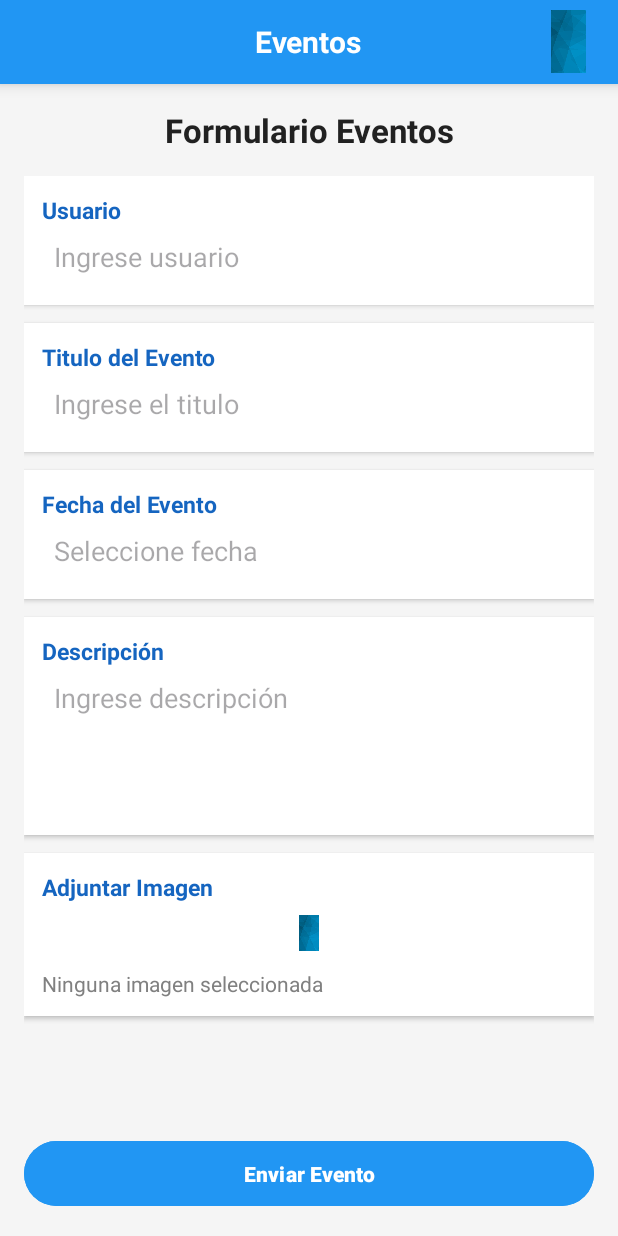
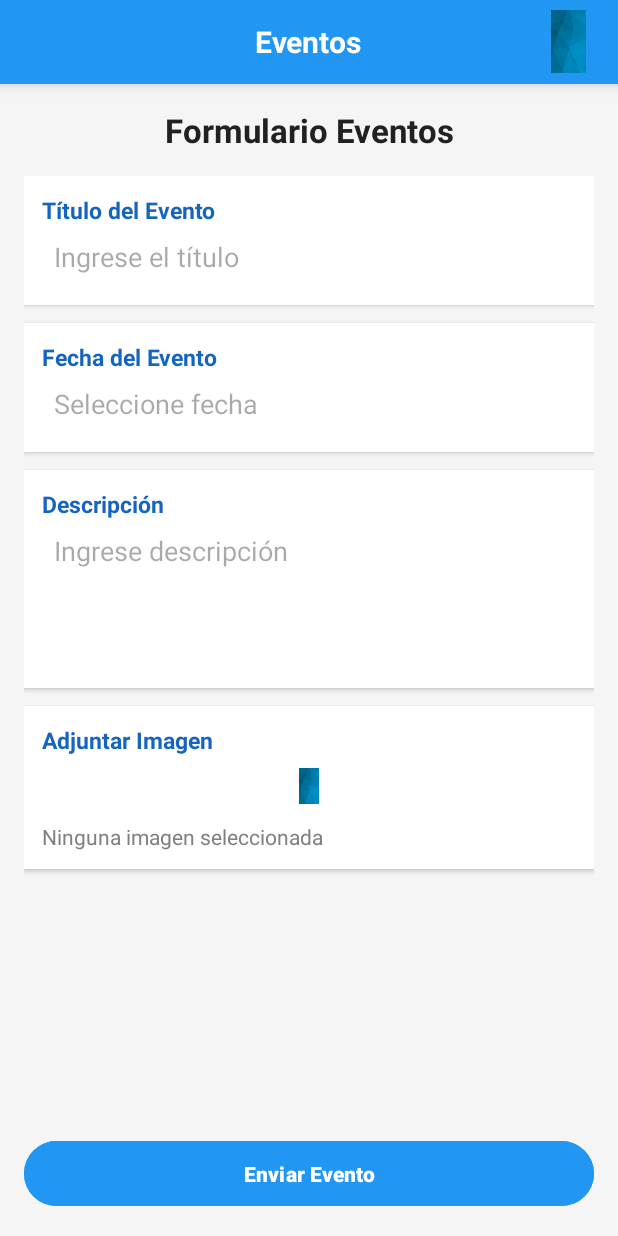
Before and after one commit to sebastianCotaz12/AndroidFinal, an Android app: the layout activity_form_eventos.xml on its own in the app's theme, with its tools: preview values and no code run, on a phone screen of 412 x 824 dp. Run offline under Robolectric (Android 15) with nearby library versions, the phone set to English and light mode, and no system bars.

Commit message:
eventos crear

```diff
--- a/app/src/main/res/layout/activity_form_eventos.xml
+++ b/app/src/main/res/layout/activity_form_eventos.xml
@@ -65,7 +65,7 @@
             android:layout_height="wrap_content"
             android:orientation="vertical">
 
-            <!-- Usuario -->
+            <!-- Título del Evento -->
             <LinearLayout
                 android:layout_width="match_parent"
                 android:layout_height="wrap_content"
@@ -78,35 +78,7 @@
                 <TextView
                     android:layout_width="match_parent"
                     android:layout_height="wrap_content"
-                    android:text="Usuario"
-                    android:textColor="#1565C0"
-                    android:textStyle="bold"
-                    android:textSize="15sp" />
-
-                <EditText
-                    android:id="@+id/etUsuario"
-                    android:layout_width="match_parent"
-                    android:layout_height="wrap_content"
-                    android:hint="Ingrese usuario"
-                    android:background="@android:color/transparent"
-                    android:padding="8dp"
-                    android:inputType="text" />
-            </LinearLayout>
-
-            <!-- Nombre Actividad -->
-            <LinearLayout
-                android:layout_width="match_parent"
-                android:layout_height="wrap_content"
-                android:orientation="vertical"
-                android:padding="12dp"
-                android:layout_marginBottom="12dp"
-                android:background="#FFFFFF"
-                android:elevation="2dp">
-
-                <TextView
-                    android:layout_width="match_parent"
-                    android:layout_height="wrap_content"
-                    android:text="Titulo del Evento"
+                    android:text="Título del Evento"
                     android:textColor="#1565C0"
                     android:textStyle="bold"
                     android:textSize="15sp" />
@@ -115,13 +87,13 @@
                     android:id="@+id/etTituloEvento"
                     android:layout_width="match_parent"
                     android:layout_height="wrap_content"
-                    android:hint="Ingrese el titulo"
+                    android:hint="Ingrese el título"
                     android:background="@android:color/transparent"
                     android:padding="8dp"
                     android:inputType="text" />
             </LinearLayout>
 
-            <!-- Fecha -->
+            <!-- Fecha del Evento -->
             <LinearLayout
                 android:layout_width="match_parent"
                 android:layout_height="wrap_content"
@@ -213,7 +185,7 @@
                     android:textColor="#808080"
                     android:paddingTop="4dp" />
 
-                <!-- ImageView para previsualizar la imagen seleccionada -->
+                <!-- Previsualización -->
                 <ImageView
                     android:id="@+id/ivPreview"
                     android:layout_width="150dp"
@@ -222,10 +194,7 @@
                     android:visibility="gone"
                     android:layout_marginTop="8dp"
                     android:background="#E0E0E0" />
-
             </LinearLayout>
-
-
 
         </LinearLayout>
     </ScrollView>
```
Also changed, not shown: app/src/main/java/com/example/myapplication/api/ApiService.java (+7 -8 lines), app/src/main/java/com/example/myapplication/controller/Crear_eventos.java (+42 -46 lines), app/src/main/java/com/example/myapplication/controller/Form_eventos.java (+16 -25 lines).
